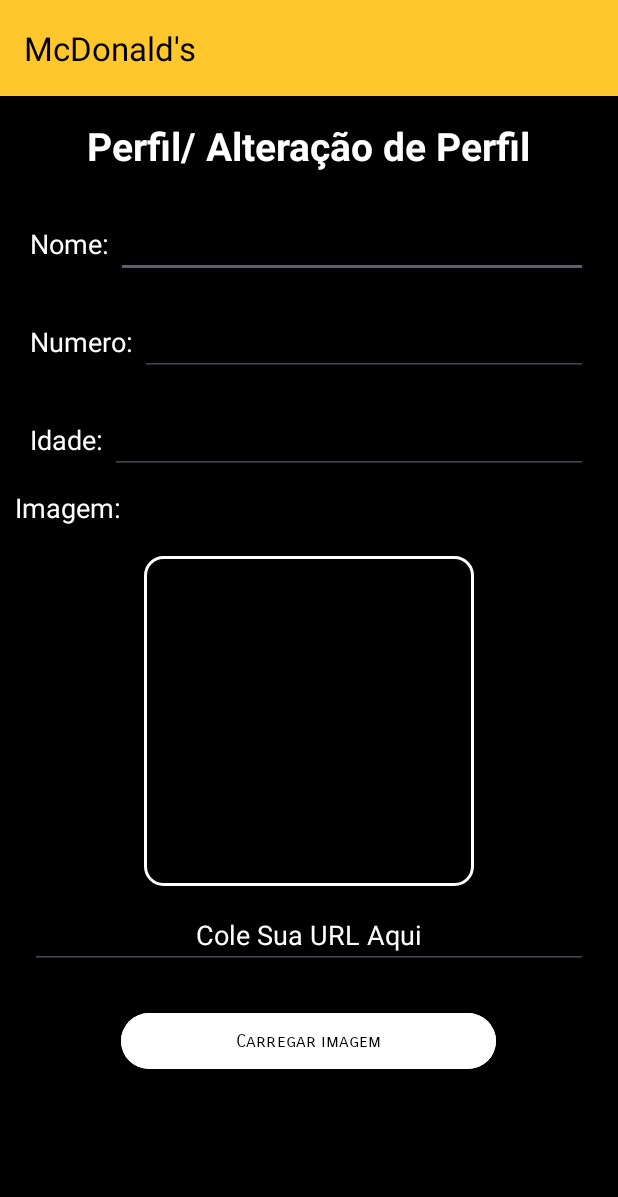
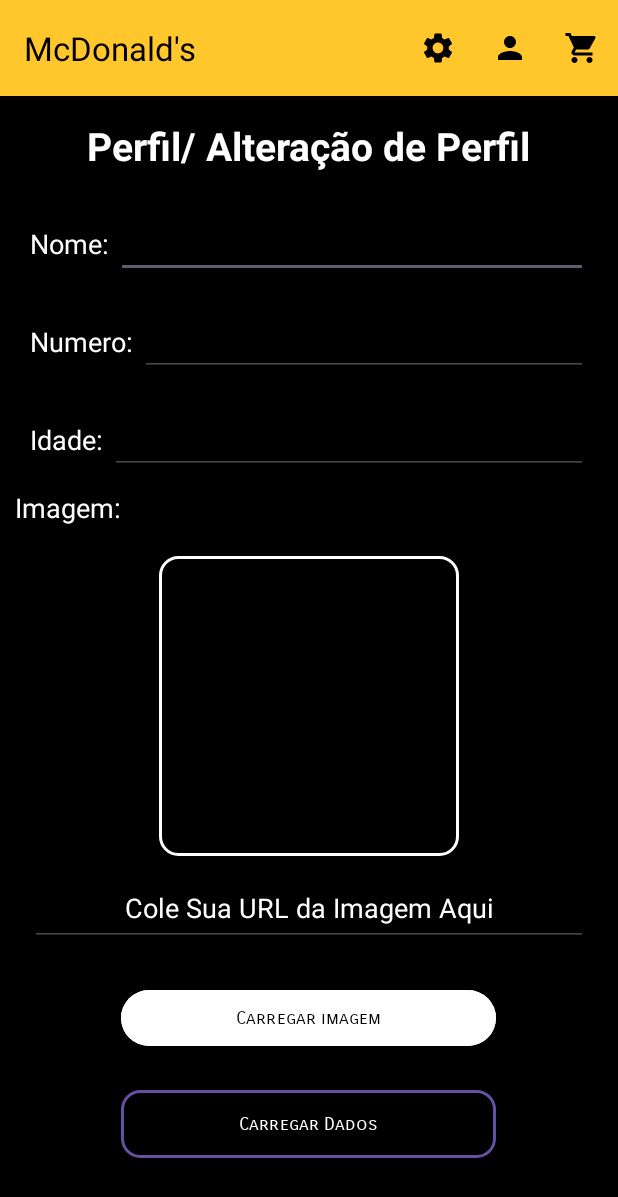
Before and after one commit to JoaoVOSantos/McDonalds-em-Android-Studio, an Android app: the Perfil screen opened directly, with no data from a screen before it, on a phone screen of 412 x 824 dp. Shown: the top 1197 px of the screen. Run offline under Robolectric (Android 15) with nearby library versions, the phone set to English and light mode, and no system bars; Roboto replaces fonts that are not available here.

Commit message:
#8 Tela Perfil KT/XML - Pronta

```diff
--- a/app/src/main/java/com/example/mcdonalds/Perfil.kt
+++ b/app/src/main/java/com/example/mcdonalds/Perfil.kt
@@ -1,6 +1,10 @@
 package com.example.mcdonalds
 
+import android.app.AlertDialog
+import android.content.Intent
 import android.os.Bundle
+import android.view.Menu
+import android.view.MenuItem
 import android.view.View
 import android.widget.EditText
 import android.widget.ImageView
@@ -8,18 +12,81 @@ import androidx.appcompat.app.AppCompatActivity
 import com.bumptech.glide.Glide
 
 class Perfil : AppCompatActivity() {
-    lateinit var txtURL: EditText
+    lateinit var TXTURL: EditText
+    lateinit var TXTNome: EditText
+    lateinit var TXTNumero: EditText
+    lateinit var TXTIdade: EditText
+
     override fun onCreate(savedInstanceState: Bundle?) {
-
         super.onCreate(savedInstanceState)
         setContentView(R.layout.activity_perfil)
+        setSupportActionBar(findViewById(R.id.toolbar))
+
+        TXTURL = findViewById(R.id.txtURL)
+        TXTNome = findViewById(R.id.txtNome)
+        TXTNumero = findViewById(R.id.txtNumero)
+        TXTIdade = findViewById(R.id.txtIdade)
 
     }
+
     fun CarregarImagem(view: View){
-        txtURL = findViewById(R.id.txtURL)
-        var url = txtURL.text.toString()
+
+        var url = TXTURL.text.toString()
         var imgDinamico = findViewById<ImageView>(R.id.imgDinamico)
         Glide.with(this).load(url).into(imgDinamico)
     }
 
+    fun CarregarDados(view: View){
+        var txtNome = TXTNome.text.toString()
+        var txtNumero = TXTNumero.text.toString()
+        var txtIdade = TXTIdade.text.toString()
+
+        val title = AlertDialog.Builder(this)
+            .setTitle("Perfil Cadastrado com Sucesso")
+            .setMessage("Nome: " + txtNome + "\n" +
+                        "Numero: " + txtNumero + "\n" +
+                        "Idade: " + txtIdade + "\n" +
+                        "Imagem: Adicionada Com sucesso"
+            )
+            .setPositiveButton("Confirmar"){
+                    variavel, opcaoBotao ->
+
+                    val intent = Intent(this, Principal::class.java)
+                    startActivity(intent)
+
+
+            }
+            .setNegativeButton("Cancelar"){
+                    variavel, opcaoBotao ->
+
+                TXTURL.setText("")
+                TXTNome.setText("")
+                TXTIdade.setText("")
+                TXTNumero.setText("")
+            }
+
+            .create()
+            .show()
+    }
+
+    override fun onCreateOptionsMenu(menu: Menu?): Boolean {
+        menuInflater.inflate(R.menu.menu_principal, menu)
+        return true
+    }
+    override fun onOptionsItemSelected(item: MenuItem): Boolean {
+        when(item?.itemId){
+            R.id.btnToolbarConfig -> {
+                val intent = Intent(this, Configuracoes::class.java)
+                startActivity(intent)
+            }
+            R.id.btnPerfil -> {
+                val intent = Intent(this, Perfil::class.java)
+                startActivity(intent)
+            }
+
+        }
+        return true
+    }
+
+
 }
--- a/app/src/main/res/layout/activity_perfil.xml
+++ b/app/src/main/res/layout/activity_perfil.xml
@@ -1,139 +1,141 @@
 <?xml version="1.0" encoding="utf-8"?>
-<LinearLayout
-    xmlns:android="http://schemas.android.com/apk/res/android"
+<ScrollView xmlns:android="http://schemas.android.com/apk/res/android"
     xmlns:app="http://schemas.android.com/apk/res-auto"
     xmlns:tools="http://schemas.android.com/tools"
     android:id="@+id/main"
     android:layout_width="match_parent"
     android:layout_height="match_parent"
+    android:background="@color/black"
     android:orientation="vertical"
-    android:background="@color/black"
     tools:context=".Perfil">
 
-    <include layout="@menu/toolbar"/>
+
+    <LinearLayout
+        android:layout_width="match_parent"
+        android:layout_height="match_parent"
+        android:orientation="vertical">
+
+
+        <include layout="@menu/toolbar" />
 
         <TextView
             android:layout_width="wrap_content"
             android:layout_height="wrap_content"
+            android:layout_gravity="center"
             android:layout_marginTop="15dp"
             android:fontFamily="@font/adlam_display"
-        android:layout_gravity="center"
+            android:text="Perfil/ Alteração de Perfil"
             android:textColor="@color/white"
-        android:text="Perfil/ Alteração de Perfil"
             android:textSize="26sp"
             android:textStyle="bold" />
 
         <LinearLayout
             android:layout_width="match_parent"
             android:layout_height="wrap_content"
+            android:layout_marginTop="15dp"
             android:orientation="horizontal"
-        android:padding="10dp"
-        android:layout_marginTop="15dp"
-        >
+            android:padding="10dp">
+
             <TextView
-            android:text="Nome: "
-            android:textSize="18sp"
-            android:layout_marginLeft="10dp"
                 android:layout_width="wrap_content"
                 android:layout_height="wrap_content"
+                android:layout_marginLeft="10dp"
+                android:text="Nome: "
                 android:textColor="@color/white"
-            />
+                android:textSize="18sp" />
 
             <EditText
-            android:layout_marginRight="10dp"
+                android:id="@+id/txtNome"
+                android:textColor="@color/white"
                 android:layout_width="match_parent"
                 android:layout_height="wrap_content"
-            android:hint=""
+                android:layout_marginRight="10dp"
                 android:gravity="center"
-            />
+                android:hint="" />
         </LinearLayout>
 
         <LinearLayout
             android:layout_width="match_parent"
             android:layout_height="wrap_content"
             android:orientation="horizontal"
-        android:padding="10dp"
-        >
+            android:padding="10dp">
+
             <TextView
-            android:text="Numero: "
-            android:textSize="18sp"
-            android:layout_marginLeft="10dp"
                 android:layout_width="wrap_content"
                 android:layout_height="wrap_content"
+                android:layout_marginLeft="10dp"
+                android:text="Numero: "
                 android:textColor="@color/white"
-            />
+                android:textSize="18sp" />
 
             <EditText
-            android:layout_marginRight="10dp"
+                android:id="@+id/txtNumero"
+                android:textColor="@color/white"
                 android:layout_width="match_parent"
                 android:layout_height="wrap_content"
-            android:hint=""
+                android:layout_marginRight="10dp"
                 android:gravity="center"
-            />
+                android:hint="" />
         </LinearLayout>
 
         <LinearLayout
             android:layout_width="match_parent"
             android:layout_height="wrap_content"
             android:orientation="horizontal"
-        android:padding="10dp"
-        >
+            android:padding="10dp">
+
             <TextView
-            android:text="Idade: "
-            android:textSize="18sp"
-            android:layout_marginLeft="10dp"
                 android:layout_width="wrap_content"
                 android:layout_height="wrap_content"
+                android:layout_marginLeft="10dp"
+                android:text="Idade: "
                 android:textColor="@color/white"
-            />
+                android:textSize="18sp" />
 
             <EditText
-            android:layout_marginRight="10dp"
+                android:id="@+id/txtIdade"
+                android:textColor="@color/white"
                 android:layout_width="match_parent"
                 android:layout_height="wrap_content"
-            android:hint=""
+                android:layout_marginRight="10dp"
                 android:gravity="center"
-            />
+                android:hint="" />
         </LinearLayout>
-
 
 
         <LinearLayout
             android:layout_width="match_parent"
             android:layout_height="wrap_content"
-        android:orientation="vertical"
-        >
+            android:orientation="vertical">
 
             <TextView
-            android:text="Imagem: "
-            android:textSize="18sp"
-            android:layout_marginLeft="10dp"
                 android:layout_width="wrap_content"
                 android:layout_height="wrap_content"
+                android:layout_marginLeft="10dp"
+                android:text="Imagem: "
                 android:textColor="@color/white"
-            />
+                android:textSize="18sp" />
 
             <ImageView
-            android:background="@drawable/fundo_produtos"
                 android:id="@+id/imgDinamico"
-            android:layout_width="220dp"
-            android:layout_height="220dp"
+                android:layout_width="200dp"
+                android:layout_height="200dp"
+                android:layout_gravity="center"
                 android:layout_marginTop="20dp"
-            android:layout_gravity="center"
-            />
+                android:background="@drawable/fundo_produtos" />
 
             <EditText
+
                 android:id="@+id/txtURL"
+                android:layout_width="match_parent"
+                android:layout_height="50dp"
+                android:layout_marginLeft="20dp"
                 android:layout_marginTop="10dp"
-            android:layout_marginLeft="20dp"
                 android:layout_marginRight="20dp"
-            android:layout_width="match_parent"
-            android:layout_height="wrap_content"
-            android:hint="Cole Sua URL Aqui"
                 android:gravity="center"
+                android:hint="Cole Sua URL da Imagem Aqui"
                 android:textColor="@color/white"
-            android:textColorHint="@color/white"
-            />
+                android:textColorHint="@color/white" />
 
             <Button
                 android:layout_width="250dp"
@@ -141,14 +143,27 @@
                 android:layout_gravity="center"
                 android:layout_marginTop="25dp"
                 android:backgroundTint="@color/white"
+                android:fontFamily="sans-serif-smallcaps"
+                android:onClick="CarregarImagem"
+                android:text="Carregar imagem"
                 android:textColor="@color/black"
+                android:textSize="12dp" />
+
+
+            <Button
+                android:onClick="CarregarDados"
+                android:background="@drawable/fundo_produtos"
+                android:layout_width="250dp"
+                android:layout_height="45dp"
+                android:layout_gravity="center"
+                android:layout_marginTop="25dp"
+                android:backgroundTint="@color/black"
                 android:fontFamily="sans-serif-smallcaps"
-            android:text="Carregar imagem"
-            android:textSize="12dp"
-            android:onClick="CarregarImagem"
-        />
+                android:text="Carregar Dados"
+                android:textColor="@color/white"
+                android:textSize="12dp" />
 
 
         </LinearLayout>
-
     </LinearLayout>
+</ScrollView>
```
Lines whose indentation alone changed are shown as unchanged.
